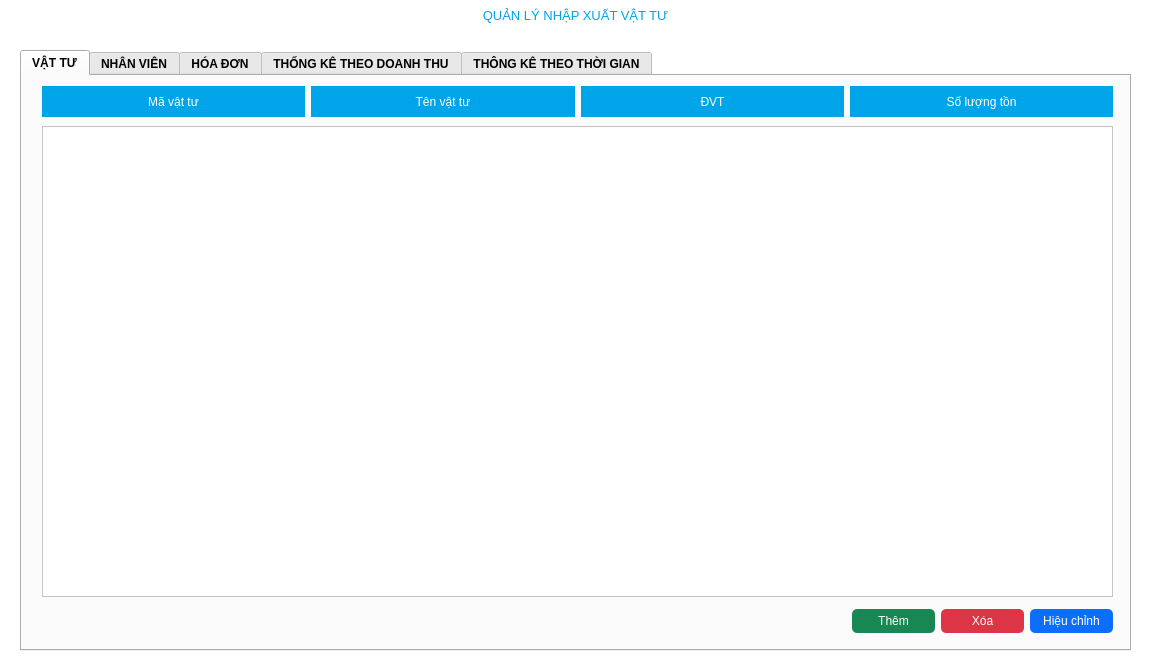
The window that src/view/mainwindow.ui (VinhNguyenD23/facilitiesManagement) describes before a commit, drawn with Qt 5.
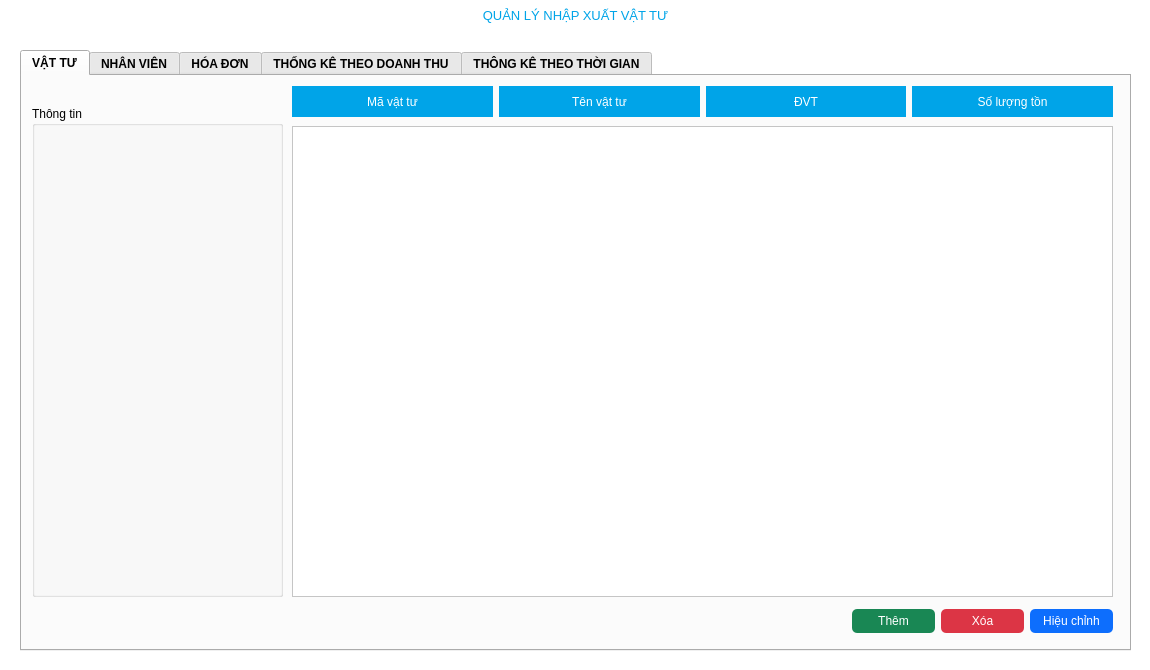
The same window after the commit.

Patch:
```diff
--- a/src/view/mainwindow.ui
+++ b/src/view/mainwindow.ui
@@ -179,9 +179,9 @@
        <widget class="QTableView" name="facilityTable">
         <property name="geometry">
          <rect>
-          <x>20</x>
+          <x>270</x>
           <y>50</y>
-          <width>1071</width>
+          <width>821</width>
           <height>471</height>
          </rect>
         </property>
@@ -231,9 +231,9 @@
        <widget class="QWidget" name="layoutWidget">
         <property name="geometry">
          <rect>
-          <x>20</x>
+          <x>270</x>
           <y>10</y>
-          <width>1071</width>
+          <width>821</width>
           <height>31</height>
          </rect>
         </property>
@@ -308,6 +308,19 @@
          </item>
         </layout>
        </widget>
+       <widget class="QGroupBox" name="groupBox">
+        <property name="geometry">
+         <rect>
+          <x>10</x>
+          <y>30</y>
+          <width>251</width>
+          <height>491</height>
+         </rect>
+        </property>
+        <property name="title">
+         <string>Thông tin</string>
+        </property>
+       </widget>
       </widget>
       <widget class="QWidget" name="Staff">
        <attribute name="title">
```
